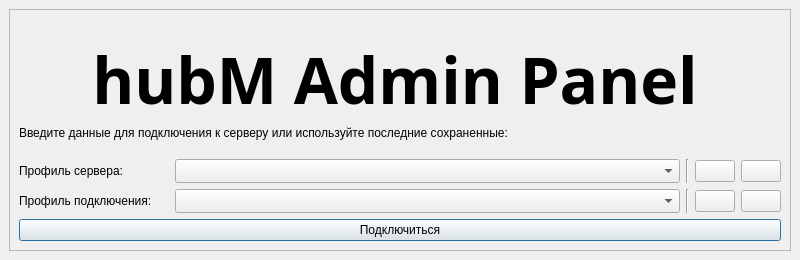
Above: hubm_admin_panel/ui/ui_launch.ui from PrintLine512/hubM-Admin-Panel before the change. Below: the same form after it.
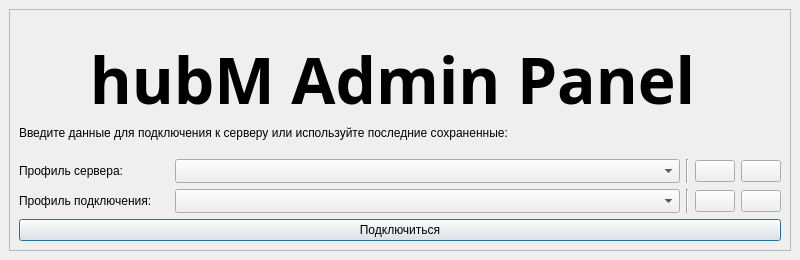
That is the form after the change. Icons and pictures are not drawn.

The edit to the form file:
```diff
--- a/hubm_admin_panel/ui/ui_launch.ui
+++ b/hubm_admin_panel/ui/ui_launch.ui
@@ -83,7 +83,10 @@
                </sizepolicy>
               </property>
               <property name="text">
-               <string>&lt;html&gt;&lt;head/&gt;&lt;body&gt;&lt;p&gt;Введите данные для подключения к серверу или используйте последние сохраненные:&lt;/p&gt;&lt;/body&gt;&lt;/html&gt;</string>
+                                                            <string>&lt;html&gt;&lt;head/&gt;&lt;body&gt;&lt;p&gt;Введите
+                                                                данные для подключения к серверу или используйте
+                                                                последние сохраненные:&lt;/p&gt;&lt;/body&gt;&lt;/html&gt;
+                                                            </string>
               </property>
               <property name="textFormat">
                <enum>Qt::TextFormat::RichText</enum>
@@ -118,7 +121,9 @@
                </font>
               </property>
               <property name="text">
-               <string>&lt;html&gt;&lt;head/&gt;&lt;body&gt;&lt;p&gt;&lt;span style=&quot; font-size:48pt;&quot;&gt;hubM Admin Panel&lt;/span&gt;&lt;/p&gt;&lt;/body&gt;&lt;/html&gt;</string>
+                                                            <string>&lt;html&gt;&lt;head/&gt;&lt;body&gt;&lt;p&gt;&lt;span
+                                                                style=&quot; font-size:48pt;&quot;&gt;hubM Admin Panel&lt;/span&gt;&lt;/p&gt;&lt;/body&gt;&lt;/html&gt;
+                                                            </string>
               </property>
               <property name="textFormat">
                <enum>Qt::TextFormat::MarkdownText</enum>
```
Left out of the diff: 24 changed lines with no effect on the pictures. Lines whose indentation alone changed are shown as unchanged.
